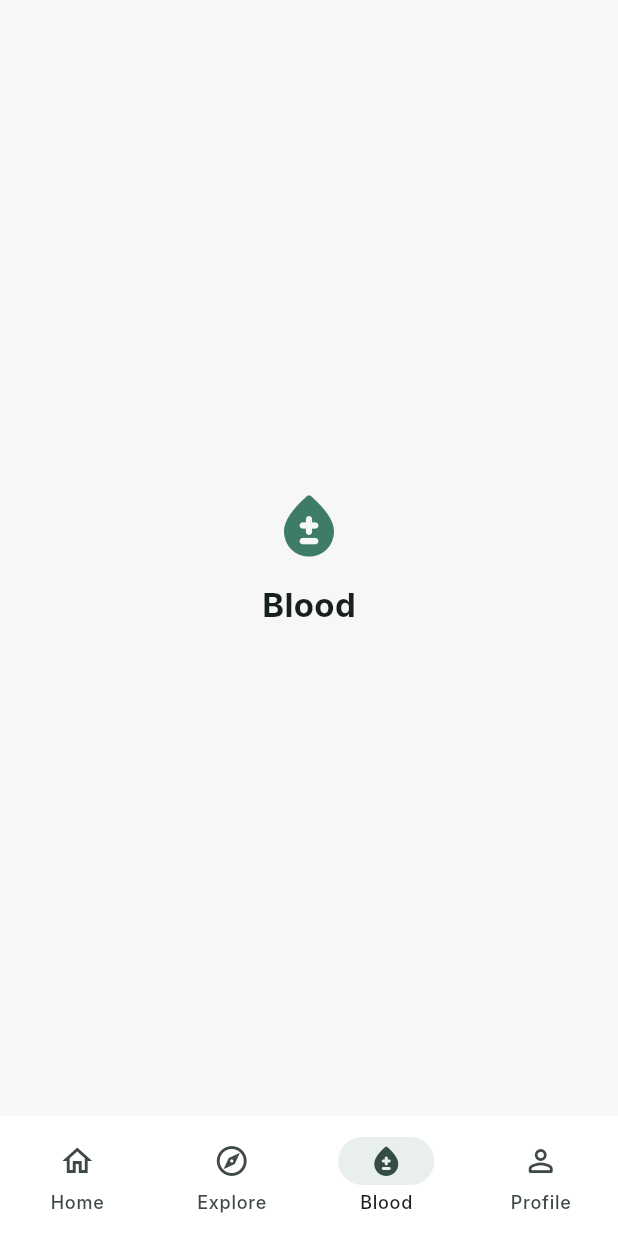
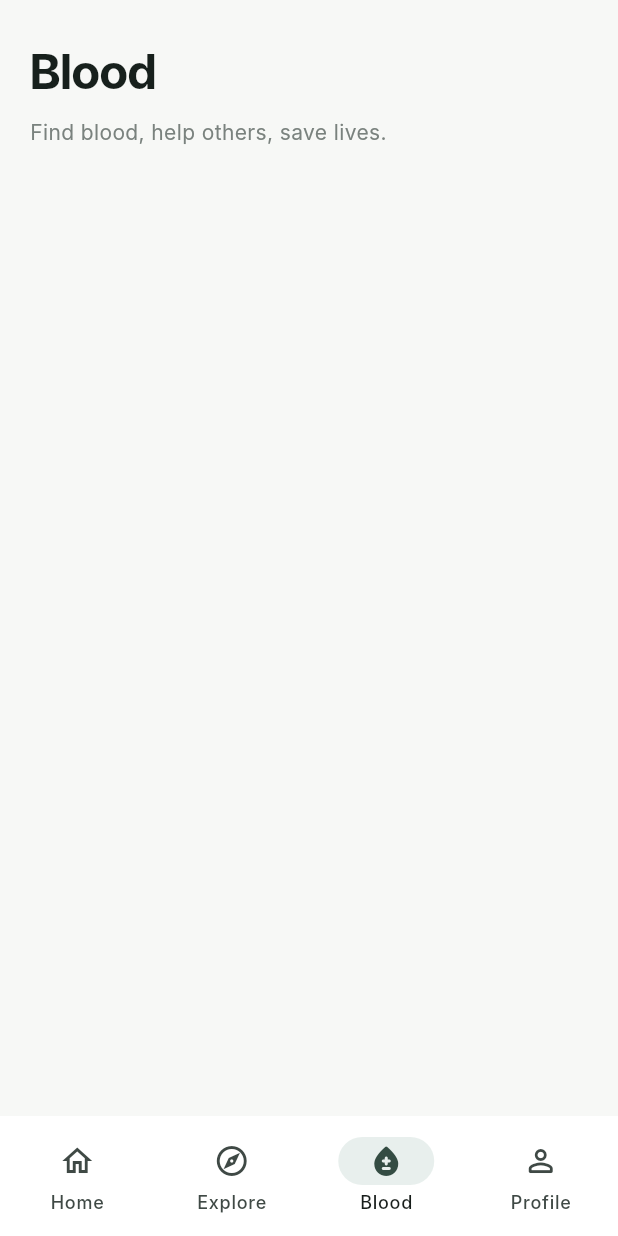
Before and after one commit to AshrafulAlamAkif/pulse_health, a Flutter app: the MainNavigationScreen screen opened directly, item 3 of the bottom bar chosen, on a phone screen of 412 x 824 dp. Run offline on Flutter 3.47's test engine with Material 3 defaults, Android fonts, the phone set to English and light mode, and no system bars; our stand-ins replace flutter_riverpod, shared_preferences; accounts and stored records are empty; Roboto replaces fonts that are missing (Inter).

Commit message:
Step 8: Created Blood tab screen(just header). and this class used in the Navbar

```diff
--- /dev/null
+++ b/lib/features/blood/blood_screen.dart
@@ -0,0 +1,57 @@
+import 'package:flutter/material.dart';
+import 'package:pulse_health/app/theme/app_colors.dart';
+
+class BloodScreen extends StatelessWidget {
+  const BloodScreen({
+    super.key,
+  });
+
+  @override
+  Widget build(BuildContext context) {
+    return Scaffold(
+      backgroundColor: AppColors.background,
+
+      body: SafeArea(
+        child: SingleChildScrollView(
+          padding: const EdgeInsets.fromLTRB(
+            20,
+            24,
+            20,
+            32,
+          ),
+          child: Column(
+            crossAxisAlignment:
+                CrossAxisAlignment.start,
+            children: [
+              // Screen header।
+              const Text(
+                'Blood',
+                style: TextStyle(
+                  fontSize: 32,
+                  fontWeight: FontWeight.w700,
+                  color: AppColors.dark,
+                  letterSpacing: -1,
+                ),
+              ),
+
+              const SizedBox(height: 8),
+
+              const Text(
+                'Find blood, help others, save lives.',
+                style: TextStyle(
+                  fontSize: 14,
+                  color: AppColors.textSecondary,
+                ),
+              ),
+
+              const SizedBox(height: 28),
+
+              // পরের ধাপে এখানে blood group card,
+              // search এবং quick actions যোগ করব।
+            ],
+          ),
+        ),
+      ),
+    );
+  }
+}
--- a/lib/features/navigation/main_navigation_screen.dart
+++ b/lib/features/navigation/main_navigation_screen.dart
@@ -1,5 +1,6 @@
 import 'package:flutter/material.dart';
 import 'package:pulse_health/app/theme/app_colors.dart';
+import 'package:pulse_health/features/blood/blood_screen.dart';
 import 'package:pulse_health/features/explore/explore_screen.dart';
 import 'package:pulse_health/features/home/home_screen.dart';
 
@@ -29,10 +30,11 @@ class _MainNavigationScreenState
   final List<Widget> _screens = const [
     HomeScreen(),
     ExploreScreen(),
-    _PlaceholderScreen(
-      title: 'Blood',
-      icon: Icons.bloodtype_rounded,
-    ),
+    // _PlaceholderScreen(
+    //   title: 'Blood',
+    //   icon: Icons.bloodtype_rounded,
+    // ),
+    BloodScreen(),
     _PlaceholderScreen(
       title: 'Profile',
       icon: Icons.person_rounded,
```
